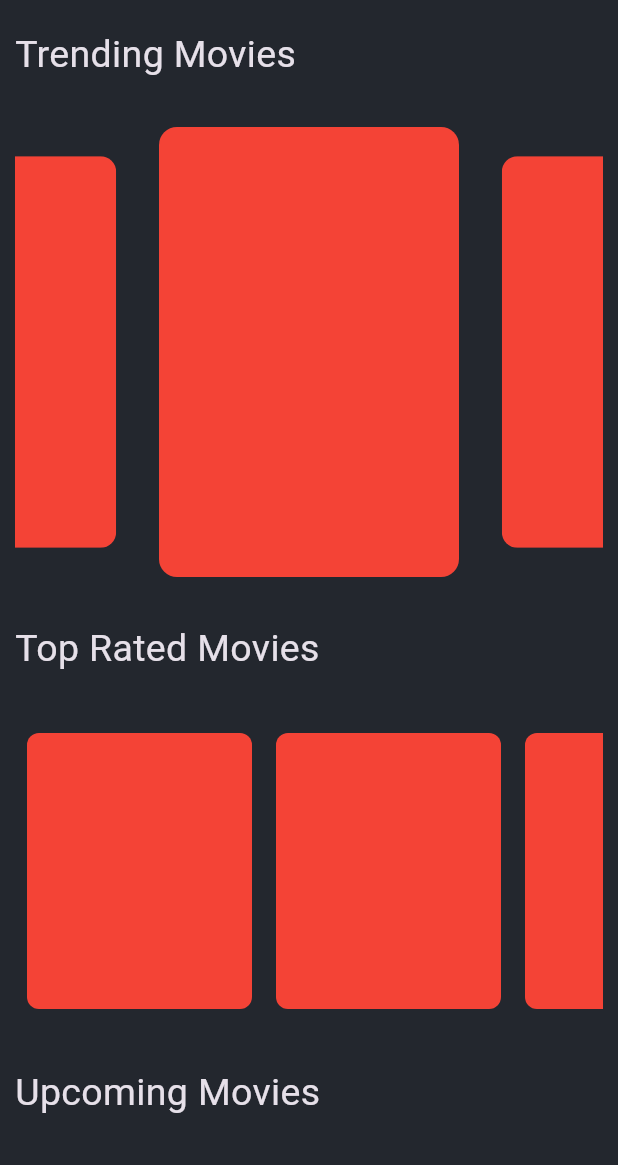
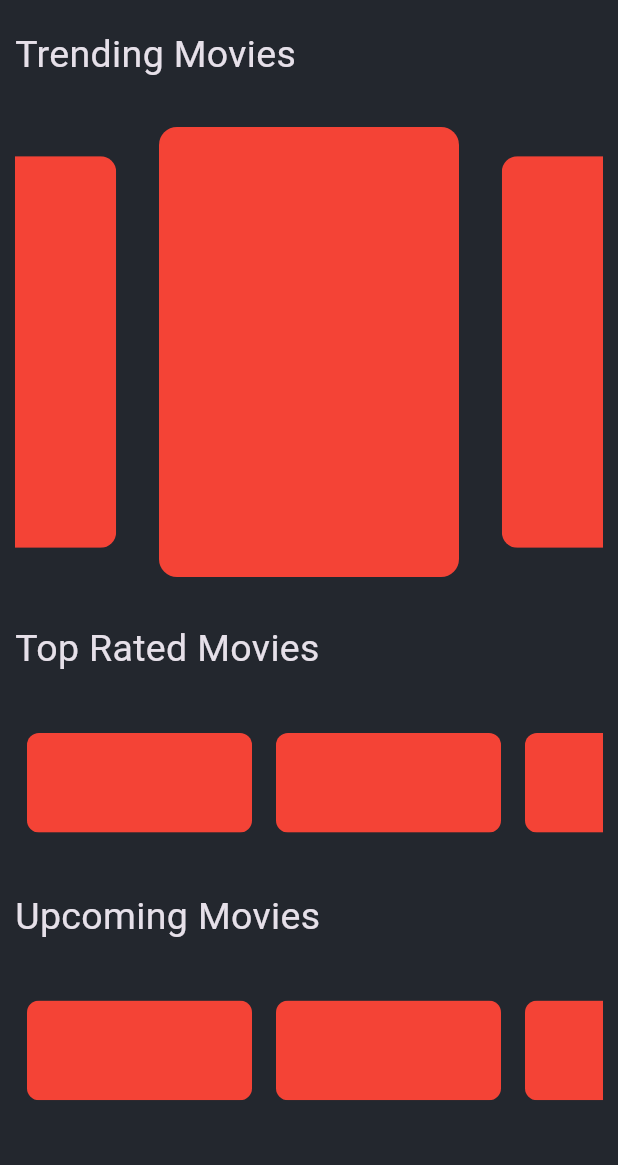
Before and after one commit to MainaKarl/movie_mood, a Flutter app: the screen it shows after launch, on a phone screen of 412 x 824 dp, the part 71-1236 px from its top. Run offline on Flutter 3.47's test engine with Material 3 defaults, Android fonts, the phone set to English and light mode, and no system bars; drawn by our look-alikes of carousel_slider; our stand-ins replace animated_splash_screen, google_fonts.

Commit message:
Initial commit

```diff
--- a/lib/widgets/movies_slider.dart
+++ b/lib/widgets/movies_slider.dart
@@ -1,31 +1,38 @@
 import 'package:flutter/material.dart';
-
 
 class MovieSlider extends StatelessWidget {
   const MovieSlider({
-    super.key,
-  });
+    Key? key,
+  }) : super(key: key);
 
   @override
   Widget build(BuildContext context) {
-    return SizedBox(height: 200, width: double.infinity,
+    double containerWidth = MediaQuery.of(context).size.width * 0.3;
+    double containerHeight = MediaQuery.of(context).size.width * 0.3 * 2.0 / 3.0;
+
+    return SizedBox(
+      height: containerHeight,
+      width: double.infinity,
       child: ListView.builder(
         scrollDirection: Axis.horizontal,
         physics: const BouncingScrollPhysics(),
         itemCount: 10,
-        itemBuilder: (context, index){
+        itemBuilder: (context, index) {
           return Padding(
             padding: const EdgeInsets.all(8.0),
             child: ClipRRect(
               borderRadius: BorderRadius.circular(8),
               child: Container(
                 color: Colors.red,
-                height: 200,
-                width: 150,
+                height: containerHeight,
+                width: MediaQuery.of(context).size.width < 600
+                    ? 150
+                    : containerWidth,
               ),
             ),
           );
         },
-      ),);
+      ),
+    );
   }
 }
--- a/lib/widgets/trending_slider.dart
+++ b/lib/widgets/trending_slider.dart
@@ -1,14 +1,15 @@
 import 'package:carousel_slider/carousel_slider.dart';
 import 'package:flutter/material.dart';
 
-
 class TrendingSlider extends StatelessWidget {
   const TrendingSlider({
-    super.key,
-  });
+    Key? key,
+  }) : super(key: key);
 
   @override
   Widget build(BuildContext context) {
+    double containerWidth = MediaQuery.of(context).size.width * 0.4;
+
     return SizedBox(
       width: double.infinity,
       child: CarouselSlider.builder(
@@ -22,12 +23,14 @@ class TrendingSlider extends StatelessWidget {
           autoPlayCurve: Curves.fastOutSlowIn,
           autoPlayAnimationDuration: const Duration(seconds: 2),
         ),
-        itemBuilder: (context,itemIndex, pageViewIndex){
+        itemBuilder: (context, itemIndex, pageViewIndex) {
           return ClipRRect(
             borderRadius: BorderRadius.circular(12),
             child: Container(
               height: 300,
-              width: 200,
+              width: MediaQuery.of(context).size.width < 600
+                  ? 200
+                  : containerWidth,
               color: Colors.red,
             ),
           );
```
